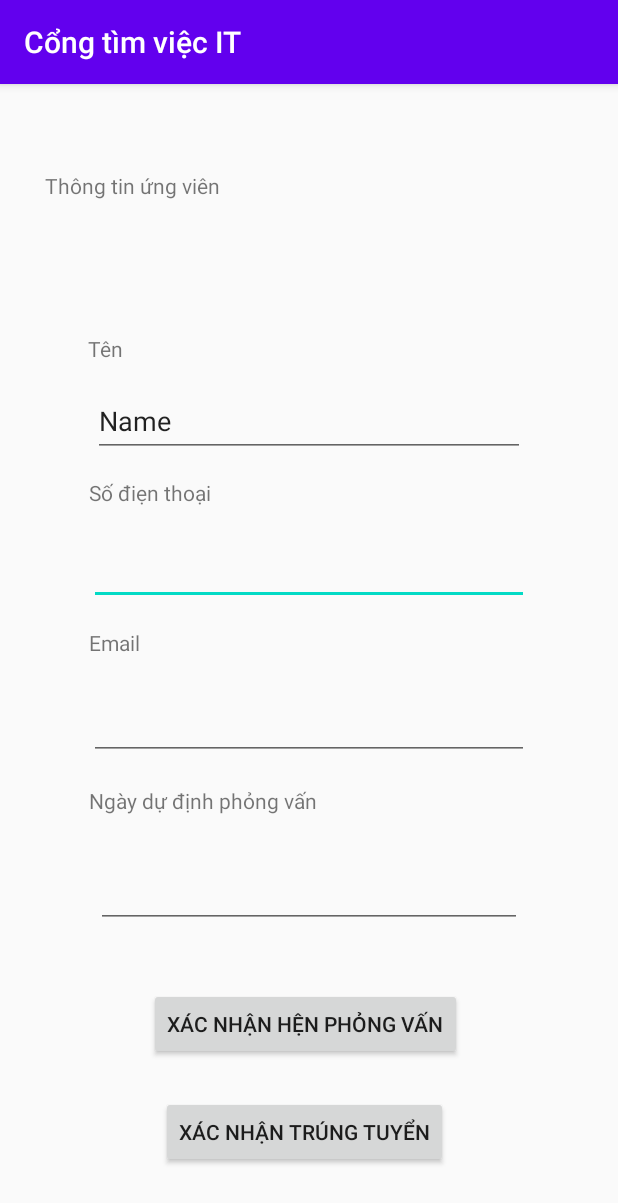
After one commit to npcv1999/Do-An-Co-So, an Android app: the MainNv3Activity screen opened directly, with no data from a screen before it, on a phone screen of 412 x 824 dp. The commit adds this screen. Shown: the top 1203 px of the screen. Run offline under Robolectric (Android 15) with nearby library versions, the phone set to English and light mode, and no system bars.

Commit message:
Them activity va java

```diff
--- a/CongTimViecIt/app/src/main/java/com/example/congtimviecit/ListMain2Activity.java
+++ b/CongTimViecIt/app/src/main/java/com/example/congtimviecit/ListMain2Activity.java
@@ -28,7 +28,12 @@ public class ListMain2Activity extends AppCompatActivity {
             public void onItemClick(AdapterView<?> a, View v, int position, long id) {
                 Object o = listView.getItemAtPosition(position);
                 Item item = (Item) o;
+
                 Toast.makeText(ListMain2Activity.this, "Bạn vừa chọn công ty :" + " " + item, Toast.LENGTH_LONG).show();
+                if(position ==1)
+                {
+
+                }
             }
         });
     }
--- /dev/null
+++ b/CongTimViecIt/app/src/main/java/com/example/congtimviecit/MainNv3Activity.java
@@ -0,0 +1,14 @@
+package com.example.congtimviecit;
+
+import androidx.appcompat.app.AppCompatActivity;
+
+import android.os.Bundle;
+
+public class MainNv3Activity extends AppCompatActivity {
+
+    @Override
+    protected void onCreate(Bundle savedInstanceState) {
+        super.onCreate(savedInstanceState);
+        setContentView(R.layout.activity_main_nv3);
+    }
+}
--- /dev/null
+++ b/CongTimViecIt/app/src/main/res/layout/activity_main_nv3.xml
@@ -0,0 +1,146 @@
+<?xml version="1.0" encoding="utf-8"?>
+<androidx.constraintlayout.widget.ConstraintLayout xmlns:android="http://schemas.android.com/apk/res/android"
+    xmlns:app="http://schemas.android.com/apk/res-auto"
+    xmlns:tools="http://schemas.android.com/tools"
+    android:layout_width="match_parent"
+    android:layout_height="match_parent"
+    tools:context=".MainNv3Activity">
+
+    <EditText
+        android:id="@+id/phone"
+        android:layout_width="0dp"
+        android:layout_height="0dp"
+        android:layout_marginStart="59dp"
+        android:layout_marginEnd="59dp"
+        android:layout_marginBottom="15dp"
+        android:autofillHints=""
+        android:ems="10"
+        android:inputType="phone"
+        app:layout_constraintBottom_toTopOf="@+id/textView12"
+        app:layout_constraintEnd_toEndOf="parent"
+        app:layout_constraintStart_toStartOf="parent"
+        app:layout_constraintTop_toBottomOf="@+id/textView11" />
+
+    <EditText
+        android:id="@+id/email"
+        android:layout_width="0dp"
+        android:layout_height="0dp"
+        android:layout_marginStart="59dp"
+        android:layout_marginEnd="59dp"
+        android:layout_marginBottom="17dp"
+        android:autofillHints=""
+        android:ems="10"
+        android:inputType="textEmailAddress"
+        app:layout_constraintBottom_toTopOf="@+id/textView10"
+        app:layout_constraintEnd_toEndOf="parent"
+        app:layout_constraintStart_toStartOf="parent"
+        app:layout_constraintTop_toBottomOf="@+id/textView12" />
+
+    <EditText
+        android:id="@+id/date"
+        android:layout_width="0dp"
+        android:layout_height="0dp"
+        android:layout_marginStart="64dp"
+        android:layout_marginEnd="64dp"
+        android:layout_marginBottom="40dp"
+        android:autofillHints=""
+        android:ems="10"
+        android:inputType="date"
+        app:layout_constraintBottom_toTopOf="@+id/button3"
+        app:layout_constraintEnd_toEndOf="parent"
+        app:layout_constraintStart_toStartOf="parent"
+        app:layout_constraintTop_toBottomOf="@+id/textView10" />
+
+    <EditText
+        android:id="@+id/name2"
+        android:layout_width="0dp"
+        android:layout_height="0dp"
+        android:layout_marginStart="62dp"
+        android:layout_marginEnd="62dp"
+        android:layout_marginBottom="14dp"
+        android:autofillHints=""
+        android:ems="10"
+        android:inputType="textPersonName"
+        android:text="@string/name"
+        app:layout_constraintBottom_toTopOf="@+id/textView11"
+        app:layout_constraintEnd_toEndOf="parent"
+        app:layout_constraintStart_toStartOf="parent"
+        app:layout_constraintTop_toBottomOf="@+id/textView6" />
+
+    <TextView
+        android:id="@+id/textView4"
+        android:layout_width="142dp"
+        android:layout_height="0dp"
+        android:layout_marginStart="30dp"
+        android:layout_marginTop="58dp"
+        android:layout_marginBottom="61dp"
+        android:text="@string/th_ng_tin_ng_vi_n"
+        app:layout_constraintBottom_toTopOf="@+id/textView6"
+        app:layout_constraintStart_toStartOf="parent"
+        app:layout_constraintTop_toTopOf="parent" />
+
+    <TextView
+        android:id="@+id/textView6"
+        android:layout_width="wrap_content"
+        android:layout_height="wrap_content"
+        android:layout_marginStart="59dp"
+        android:layout_marginEnd="59dp"
+        android:layout_marginBottom="15dp"
+        android:text="@string/t_n"
+        app:layout_constraintBottom_toTopOf="@+id/name2"
+        app:layout_constraintEnd_toEndOf="@+id/textView11"
+        app:layout_constraintStart_toStartOf="parent"
+        app:layout_constraintTop_toBottomOf="@+id/textView4" />
+
+    <TextView
+        android:id="@+id/textView10"
+        android:layout_width="wrap_content"
+        android:layout_height="wrap_content"
+        android:layout_marginBottom="28dp"
+        android:text="@string/ng_y_d_nh_ph_ng_v_n"
+        app:layout_constraintBottom_toTopOf="@+id/date"
+        app:layout_constraintStart_toStartOf="@+id/email"
+        app:layout_constraintTop_toBottomOf="@+id/email" />
+
+    <TextView
+        android:id="@+id/textView11"
+        android:layout_width="wrap_content"
+        android:layout_height="wrap_content"
+        android:layout_marginBottom="17dp"
+        android:text="@string/s_i_n_tho_i"
+        app:layout_constraintBottom_toTopOf="@+id/phone"
+        app:layout_constraintStart_toStartOf="@+id/phone"
+        app:layout_constraintTop_toBottomOf="@+id/name2" />
+
+    <TextView
+        android:id="@+id/textView12"
+        android:layout_width="wrap_content"
+        android:layout_height="wrap_content"
+        android:layout_marginBottom="21dp"
+        android:text="@string/email"
+        app:layout_constraintBottom_toTopOf="@+id/email"
+        app:layout_constraintStart_toStartOf="@+id/phone"
+        app:layout_constraintTop_toBottomOf="@+id/phone" />
+
+    <Button
+        android:id="@+id/button3"
+        android:layout_width="wrap_content"
+        android:layout_height="wrap_content"
+        android:layout_marginStart="35dp"
+        android:layout_marginBottom="24dp"
+        android:text="@string/x_c_nh_n_h_n_ph_ng_v_n"
+        app:layout_constraintBottom_toTopOf="@+id/button6"
+        app:layout_constraintStart_toStartOf="@+id/date"
+        app:layout_constraintTop_toBottomOf="@+id/date" />
+
+    <Button
+        android:id="@+id/button6"
+        android:layout_width="wrap_content"
+        android:layout_height="wrap_content"
+        android:layout_marginEnd="9dp"
+        android:layout_marginBottom="45dp"
+        android:text="@string/x_c_nh_n_tr_ng_tuy_n"
+        app:layout_constraintBottom_toBottomOf="parent"
+        app:layout_constraintEnd_toEndOf="@+id/button3"
+        app:layout_constraintTop_toBottomOf="@+id/button3" />
+</androidx.constraintlayout.widget.ConstraintLayout>
--- a/CongTimViecIt/app/src/main/res/values/strings.xml
+++ b/CongTimViecIt/app/src/main/res/values/strings.xml
@@ -1,6 +1,6 @@
 <resources>
 
-    <string name="app_name">Cổng tìm việc</string>
+    <string name="app_name">Cổng tìm việc IT</string>
     <string name="t_n_ng_nh_p">Tên đăng nhập</string>
     <string name="m_t_kh_u">Mật khẩu</string>
     <string name="t_o_t_i_kho_n_m_i">Tạo tài khoản mới</string>
@@ -19,4 +19,23 @@
     <string name="t_m_ki_m">Tìm kiếm</string>
     <string name="lo_i_vi_c">Loại Việc</string>
     <string name="n_p_n_ngay">Nộp đơn ngay</string>
+    <string name="ng_vi_c_l_m_m_i">Đăng việc làm mới</string>
+    <string name="m_t_c_ng_vi_c">Mô tả công việc</string>
+    <string name="lo_i_c_ng_vi_c">Loại công việc</string>
+    <string name="a_ch">Địa chỉ</string>
+    <string name="t_n_c_ng_ty">Tên Công Ty</string>
+    <string name="ng_vi_c_l_m">Đăng việc làm</string>
+    <string name="c_c_cv_ng_k_ph_ng_v_n">Các CV đăng kí phỏng vấn</string>
+    <string name="nh_p_s_i_n_tho_i">Nhập số điện thoại</string>
+    <string name="nh_p_email">Nhập email</string>
+    <string name="nh_p_t_n">Nhập tên</string>
+    <string name="nh_p_ng_y_d_nh_ph_ng_v_n">Nhập ngày dự định phỏng vấn</string>
+    <string name="name">Name</string>
+    <string name="h_n_l_ch_ph_ng_v_n">Hẹn lịch phỏng vấn</string>
+    <string name="th_ng_tin_ng_vi_n">Thông tin ứng viên</string>
+    <string name="t_n">Tên</string>
+    <string name="ng_y_d_nh_ph_ng_v_n">Ngày dự định phỏng vấn</string>
+    <string name="s_i_n_tho_i">Số điẹn thoại</string>
+    <string name="x_c_nh_n_h_n_ph_ng_v_n">Xác nhận hện phỏng vấn</string>
+    <string name="x_c_nh_n_tr_ng_tuy_n">Xác nhận trúng tuyển</string>
 </resources>
```
Also changed, not shown: CongTimViecIt/app/src/main/AndroidManifest.xml (+25 -8 lines), CongTimViecIt/app/src/main/java/com/example/congtimviecit/Main3Activity.java (+28 -1 lines), CongTimViecIt/app/src/main/java/com/example/congtimviecit/Main4Activity.java (added, +26 -0 lines), CongTimViecIt/app/src/main/java/com/example/congtimviecit/MainNv2Activity.java (added, +14 -0 lines), CongTimViecIt/app/src/main/java/com/example/congtimviecit/MainNvActivity.java (added, +14 -0 lines), CongTimViecIt/app/src/main/res/layout/activity_main3.xml (+6 -6 lines), CongTimViecIt/app/src/main/res/layout/activity_main4.xml (added, +125 -0 lines), CongTimViecIt/app/src/main/res/layout/activity_main_nv.xml (added, +48 -0 lines), CongTimViecIt/app/src/main/res/layout/activity_main_nv2.xml (added, +85 -0 lines).
